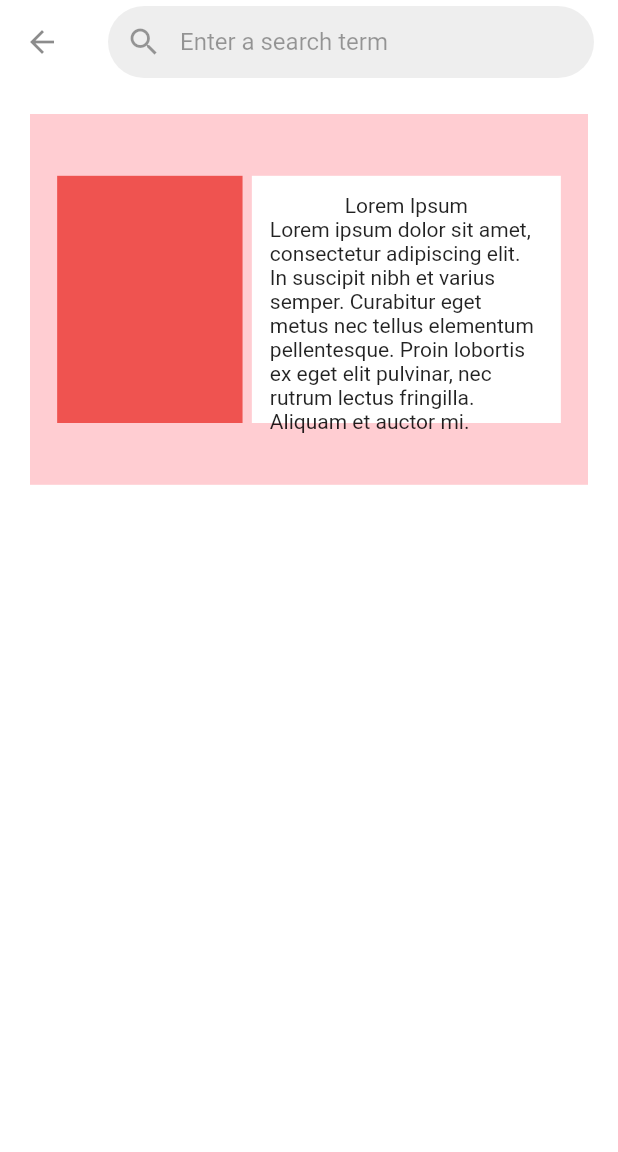
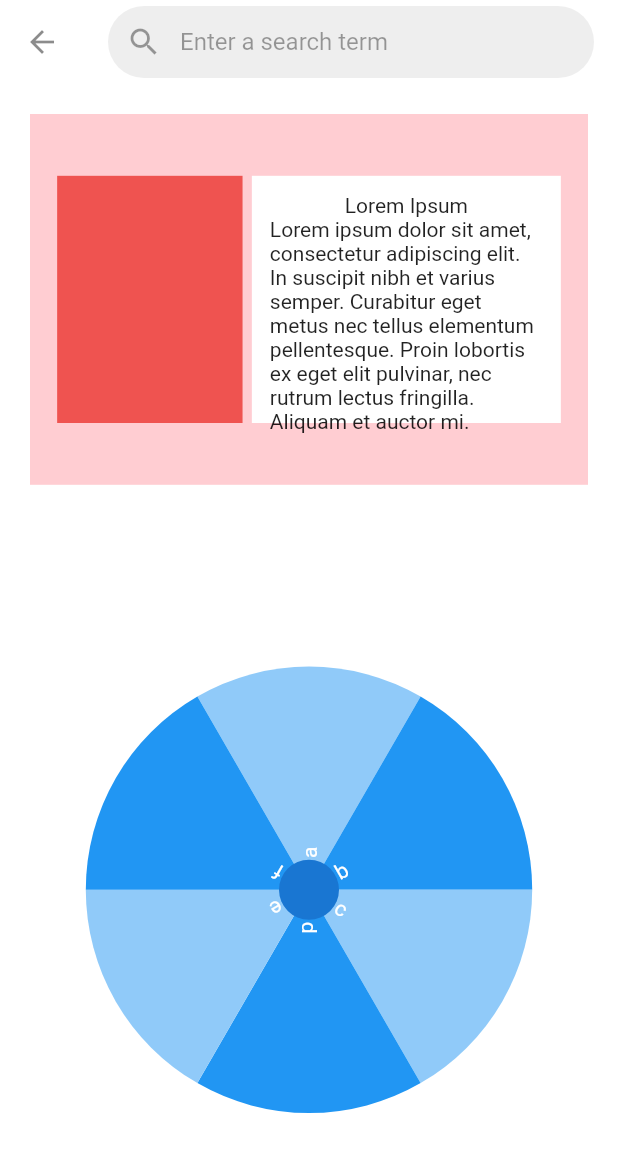
Before and after one commit to ahmedalshakkaki/cookIq, a Flutter app: the MealScreen screen opened directly, on a phone screen of 412 x 824 dp. Shown: the top 1152 px of the screen. Run offline on Flutter 3.47's test engine with Material 2 defaults, Android fonts, the phone set to English and light mode, and no system bars; drawn by our look-alikes of flutter_fortune_wheel.

Commit message:
details 01

```diff
--- a/lib/mealScreen.dart
+++ b/lib/mealScreen.dart
@@ -1,5 +1,10 @@
+import 'dart:async';
+import 'dart:math';
+
 import 'package:cookiq/constants.dart';
+import 'package:cookiq/example.dart';
 import 'package:flutter/material.dart';
+import 'package:flutter_fortune_wheel/flutter_fortune_wheel.dart';
 
 class MealScreen extends StatelessWidget {
   const MealScreen({Key? key}) : super(key: key);
@@ -28,8 +33,23 @@ class MealScreen extends StatelessWidget {
       ),
       body: Padding(
         padding: const EdgeInsets.symmetric(horizontal: kMainPaddingH),
-        child: ListView(children: [
-          Padding(
+        child: ListView(children: [TodayMeal(size: size), Wheel()]),
+      ),
+    );
+  }
+}
+
+class TodayMeal extends StatelessWidget {
+  const TodayMeal({
+    Key? key,
+    required this.size,
+  }) : super(key: key);
+
+  final Size size;
+
+  @override
+  Widget build(BuildContext context) {
+    return Padding(
       padding: const EdgeInsets.symmetric(vertical: kMainPaddingH),
       child: Container(
         height: size.height * 0.3,
@@ -38,9 +58,8 @@ class MealScreen extends StatelessWidget {
         ),
         child: Padding(
           padding: const EdgeInsets.all(15.0),
-                child: Row(
-                    mainAxisAlignment: MainAxisAlignment.spaceAround,
-                    children: [
+          child:
+              Row(mainAxisAlignment: MainAxisAlignment.spaceAround, children: [
             Container(
               height: size.height * 0.2,
               width: size.width * 0.3,
@@ -65,9 +84,6 @@ class MealScreen extends StatelessWidget {
             )
           ]),
         ),
-            ),
-          )
-        ]),
       ),
     );
   }
@@ -109,3 +125,80 @@ class SearchWidget extends StatelessWidget {
     );
   }
 }
+
+class Wheel extends StatefulWidget {
+  Wheel({Key? key}) : super(key: key);
+
+  @override
+  State<Wheel> createState() => _WheelState();
+}
+
+class _WheelState extends State<Wheel> {
+  StreamController<int> selected = StreamController<int>();
+  @override
+  void dispose() {
+    selected.close();
+
+    super.dispose();
+  }
+
+  @override
+  Widget build(BuildContext context) {
+    final list = <String>[
+      'a',
+      'b',
+      'c',
+      'd',
+      'e',
+      'f',
+    ];
+
+    return Container(
+      height: 500,
+      width: 500,
+      child: GestureDetector(
+        onTap: (() {
+          setState(() {
+            selected.add(
+              Fortune.randomInt(0, list.length),
+            );
+          });
+        }),
+        child: Column(
+          children: [
+            Expanded(
+                child: FortuneWheel(
+              indicators: <FortuneIndicator>[
+                FortuneIndicator(
+
+                    // alignment: Alignment
+                    //     ., // <-- changing the position of the indicator
+                    child: CircleAvatar(
+                  foregroundColor: Colors.yellowAccent,
+                )),
+              ],
+
+              // rotationCount: 10,
+              // alignment: Alignment.bottomLeft,
+
+              items: [
+                for (var items in list)
+                  FortuneItem(
+                    child: GestureDetector(
+                        onTap: () => print('items'), child: Text(items)),
+                    // style: FortuneItemStyle(
+                    //   color: Colors.red, // <-- custom circle slice fill color
+                    //   borderColor: Color.fromARGB(160, 0, 200,
+                    //       27), // <-- custom circle slice stroke color
+                    //   borderWidth: 10, // <-- custom circle slice stroke width
+                    // ),
+                  ),
+              ],
+              selected: selected.stream,
+            )),
+          ],
+        ),
+      ),
+    );
+  }
+}
--- a/pubspec.yaml
+++ b/pubspec.yaml
@@ -34,6 +34,7 @@ dependencies:
   # The following adds the Cupertino Icons font to your application.
   # Use with the CupertinoIcons class for iOS style icons.
   cupertino_icons: ^1.0.2
+  flutter_fortune_wheel: ^1.2.0
 
 dev_dependencies:
   flutter_test:
```
Also changed, not shown: lib/example.dart (added, +80 -0 lines), lib/homePage.dart (+89 -1 lines), pubspec.lock. Lines whose indentation alone changed are shown as unchanged.
